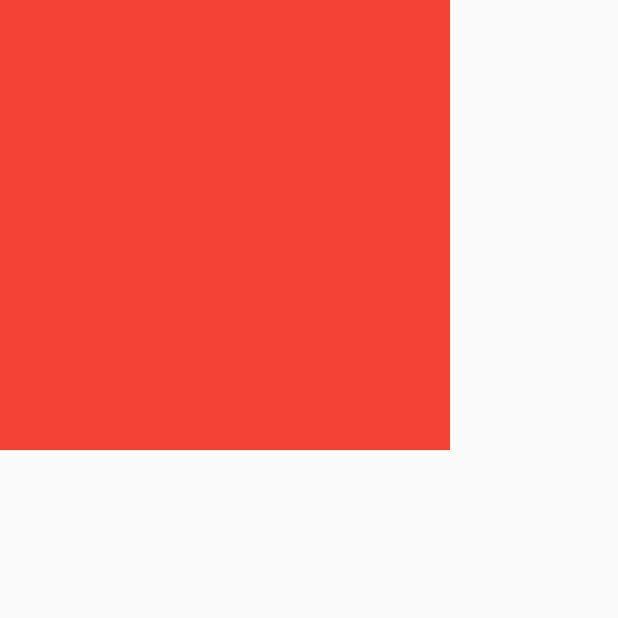
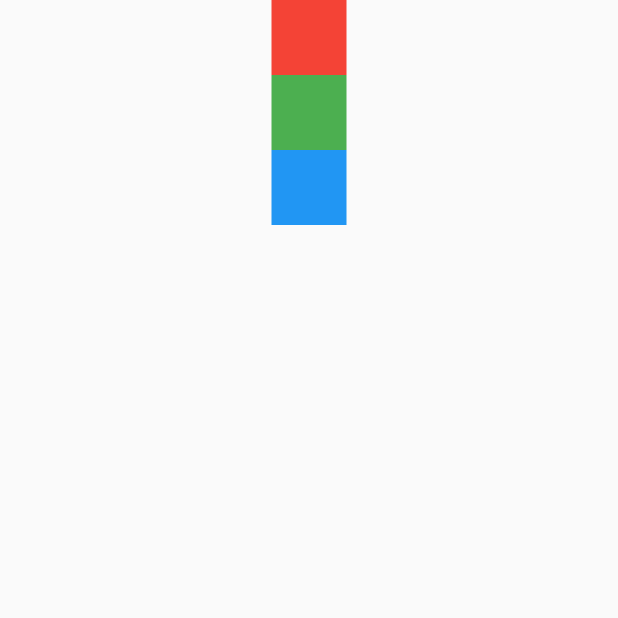
Before and after one commit to Jungea/flutter_tutorial, a Flutter app: the screen it shows after launch, on a phone screen of 412 x 824 dp, the top half of it. Run offline on Flutter 3.47's test engine with Material 2 defaults, Android fonts, the phone set to English and light mode, and no system bars.

Commit message:
디자인 관련 위젯 - Row/Column

```diff
--- a/lib/main.dart
+++ b/lib/main.dart
@@ -1,7 +1,87 @@
 import 'package:flutter/material.dart';
 
 void main() {
-  runApp(MyApp());
+  // runApp(MyApp());
+  // runApp(RowWidgetExample());
+  runApp(ColumnWidgetExample());
+}
+
+class RowWidgetExample extends StatelessWidget {
+  @override
+  Widget build(BuildContext context) {
+    return MaterialApp(
+      home: Scaffold(
+        body: SizedBox(
+
+          height: double.infinity,
+          child: Row(
+
+            mainAxisAlignment: MainAxisAlignment.start,
+            crossAxisAlignment: CrossAxisAlignment.center,
+
+            children: [
+              Container(
+                height: 50.0,
+                width: 50.0,
+                color: Colors.red,
+              ),
+              const SizedBox(width: 12.0),
+              Container(
+                height: 50.0,
+                width: 50.0,
+                color: Colors.green,
+              ),
+              const SizedBox(width: 12.0),
+              Container(
+                height: 50.0,
+                width: 50.0,
+                color: Colors.blue,
+              )
+            ],
+          ),
+        ),
+      ),
+    );
+  }
+}
+
+class ColumnWidgetExample extends StatelessWidget {
+  @override
+  Widget build(BuildContext context) {
+    return MaterialApp(
+      home: Scaffold(
+        body: SizedBox(
+
+          width: double.infinity,
+          child: Column(
+
+            mainAxisAlignment: MainAxisAlignment.start,
+            crossAxisAlignment: CrossAxisAlignment.center,
+
+            children: [
+              Container(
+                height: 50.0,
+                width: 50.0,
+                color: Colors.red,
+              ),
+              const SizedBox(width: 12.0),
+              Container(
+                height: 50.0,
+                width: 50.0,
+                color: Colors.green,
+              ),
+              const SizedBox(width: 12.0),
+              Container(
+                height: 50.0,
+                width: 50.0,
+                color: Colors.blue,
+              )
+            ],
+          ),
+        ),
+      ),
+    );
+  }
 }
 
 class MyApp extends StatelessWidget {
@@ -9,16 +89,8 @@ class MyApp extends StatelessWidget {
   Widget build(BuildContext context) {
     return MaterialApp(
       home: Scaffold(
-        body: SafeArea(
-          top: true,
-          bottom: true,
-          left: true,
-          right: true,
-          child: Container(
-            color: Colors.red,
-            height: 300.0,
-            width: 300.0,
-          ),
+        body: Center(
+          child: Text(''),
         )
       ),
     );
```
